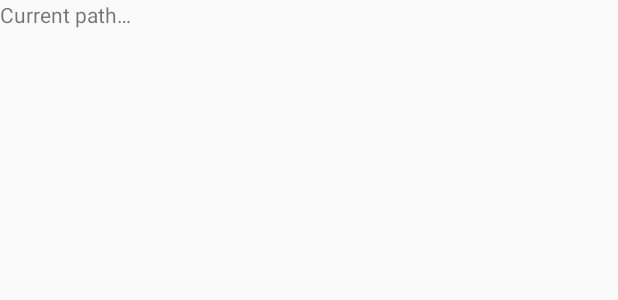
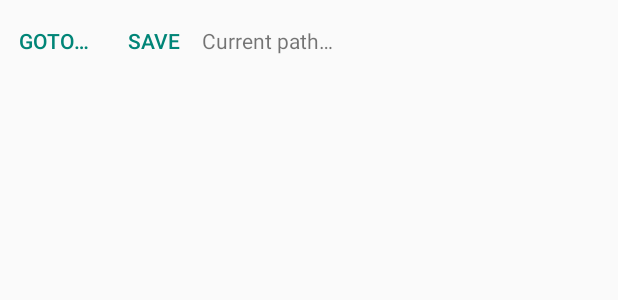
Before and after one commit to emtee40/VlcFreemote, an Android app: the layout fragment_dir_listing.xml on its own in the app's theme, with its tools: preview values and no code run, on a phone screen of 412 x 824 dp. Shown: the top 300 px of the screen. Run offline under Robolectric (Android 15) with nearby library versions, the phone set to English and light mode, and no system bars.

Commit message:
Adding dir bookmark

```diff
--- a/app/src/main/res/layout/fragment_dir_listing.xml
+++ b/app/src/main/res/layout/fragment_dir_listing.xml
@@ -1,18 +1,39 @@
 <LinearLayout
     xmlns:android="http://schemas.android.com/apk/res/android"
-    xmlns:tools="http://schemas.android.com/tools" android:layout_width="match_parent"
+    android:layout_width="match_parent"
     android:layout_height="match_parent"
-    tools:context=".MainActivity"
-    android:orientation="vertical"
-    android:weightSum="1">
+    android:orientation="vertical">
 
-    <TextView
-        android:layout_width="fill_parent"
+    <LinearLayout
+        xmlns:android="http://schemas.android.com/apk/res/android"
+        android:layout_width="match_parent"
         android:layout_height="wrap_content"
-        android:textAppearance="?android:attr/textAppearanceSmall"
-        android:text="@string/dir_listing_current_path"
-        android:id="@+id/wDirListing_CurrentPath"
-        android:layout_gravity="center_horizontal" />
+        android:orientation="horizontal">
+
+        <Button
+            style="?android:buttonBarButtonStyle"
+            android:layout_width="wrap_content"
+            android:layout_height="wrap_content"
+            android:text="@string/wDirListing_JumpToBookmark_label"
+            android:id="@+id/wDirListing_JumpToBookmark" />
+
+        <Button
+            style="?android:buttonBarButtonStyle"
+            android:layout_width="wrap_content"
+            android:layout_height="wrap_content"
+            android:text="@string/wDirListing_Bookmark_label"
+            android:id="@+id/wDirListing_Bookmark" />
+
+        <TextView
+            android:layout_width="fill_parent"
+            android:layout_height="match_parent"
+            android:gravity="center_vertical"
+            android:textAppearance="?android:attr/textAppearanceSmall"
+            android:text="@string/dir_listing_current_path"
+            android:id="@+id/wDirListing_CurrentPath"
+            android:layout_gravity="center_horizontal" />
+
+    </LinearLayout>
 
     <ProgressBar
         android:id="@+id/wDirListing_LoadingIndicator"
--- a/app/src/main/res/values/strings.xml
+++ b/app/src/main/res/values/strings.xml
@@ -46,4 +46,8 @@
     <string name="wPlayer_CycleSubtitleTrack">Cycle subtitle</string>
     <string name="dir_listing_default_folder_label">Home directory</string>
     <string name="playlist_element_current_status">Status for this playlist item</string>
+    <string name="wDirListing_JumpToBookmark_label">Goto…</string>
+    <string name="wDirListing_Bookmark_label">Save</string>
+    <string name="dir_listing_saved_bookmark">Saved bookmark %1$s</string>
+    <string name="R.string.dir_listing_goto_bookmark_title">Jump to bookmark…</string>
 </resources>
```
Also changed, not shown: app/src/main/java/com/nico/vlcfremote/DirListingFragment.java (+76 -0 lines).
